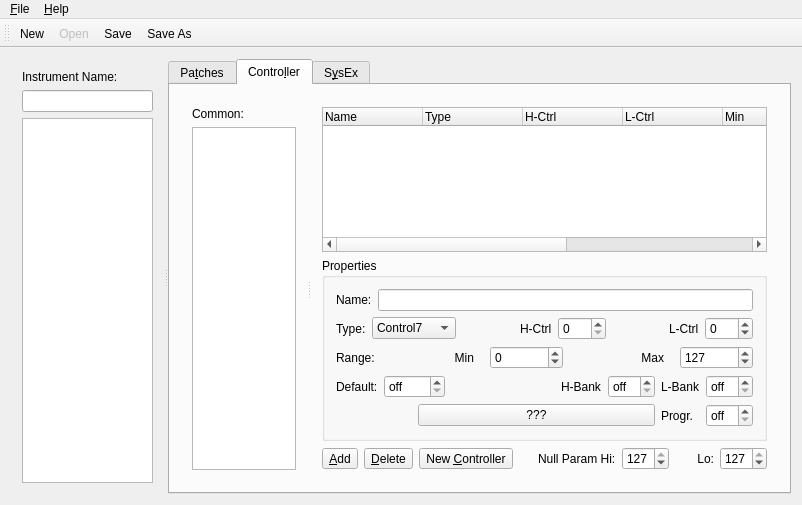
First picture: the form in oom/instruments/editinstrumentbase.ui, repository ccherrett/oom, before the edit.
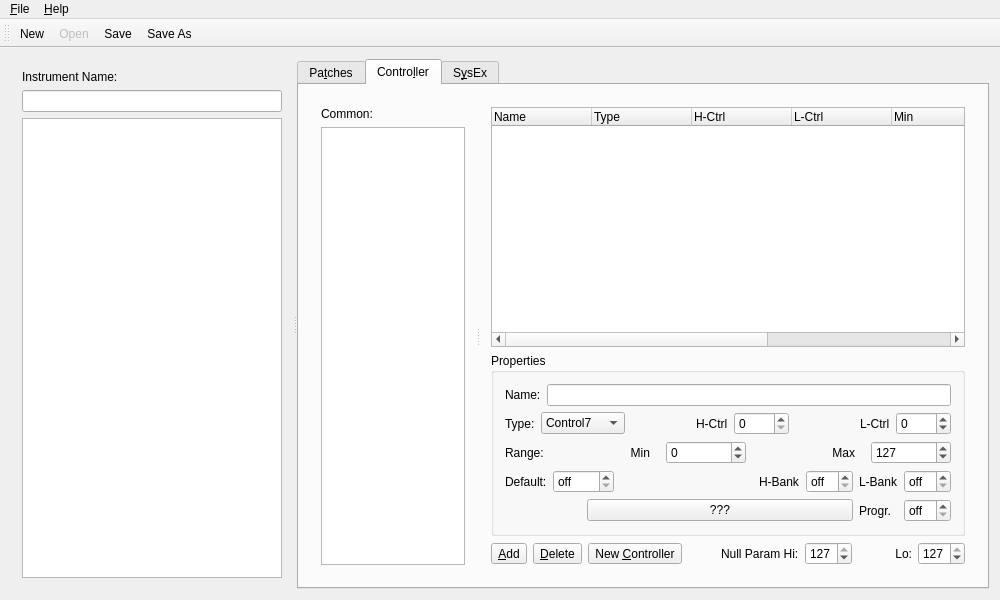
Second picture: the form after the edit. The open tabs and pages were chosen to show the change.

Commit message: styled midi instrument editor

```diff
--- a/oom/instruments/editinstrumentbase.ui
+++ b/oom/instruments/editinstrumentbase.ui
@@ -6,14 +6,14 @@
    <rect>
     <x>0</x>
     <y>0</y>
-    <width>802</width>
-    <height>505</height>
+    <width>1000</width>
+    <height>600</height>
    </rect>
   </property>
   <property name="minimumSize">
    <size>
-    <width>802</width>
-    <height>464</height>
+    <width>1000</width>
+    <height>600</height>
    </size>
   </property>
   <property name="windowTitle">
@@ -56,9 +56,18 @@
         </item>
         <item>
          <widget class="QListWidget" name="instrumentList">
+          <property name="minimumSize">
+           <size>
+            <width>260</width>
+            <height>0</height>
+           </size>
+          </property>
           <property name="whatsThis">
            <string>List of defined instruments.</string>
           </property>
+          <property name="alternatingRowColors">
+           <bool>true</bool>
+          </property>
          </widget>
         </item>
        </layout>
@@ -482,6 +491,9 @@
 Note that in OOMidi pitch and program changes are
 handled like normal controllers.</string>
                </property>
+               <property name="alternatingRowColors">
+                <bool>true</bool>
+               </property>
               </widget>
              </item>
             </layout>
@@ -502,6 +514,9 @@
                <property name="frameShadow">
                 <enum>QFrame::Sunken</enum>
                </property>
+               <property name="alternatingRowColors">
+                <bool>true</bool>
+               </property>
                <property name="allColumnsShowFocus">
                 <bool>true</bool>
                </property>
@@ -1395,8 +1410,8 @@
     <rect>
      <x>0</x>
      <y>0</y>
-     <width>802</width>
-     <height>21</height>
+     <width>1000</width>
+     <height>20</height>
     </rect>
    </property>
    <property name="defaultUp">
```
Left out of the diff: 8 changed lines with no effect on the pictures. The commit also changes 1 other file.
